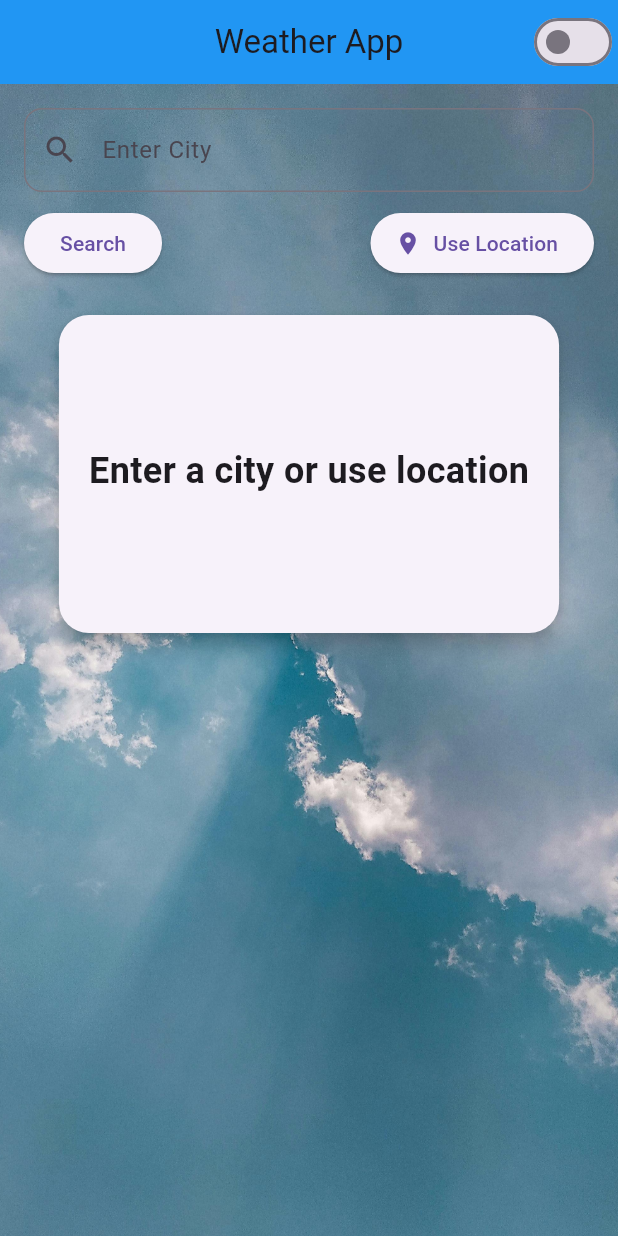
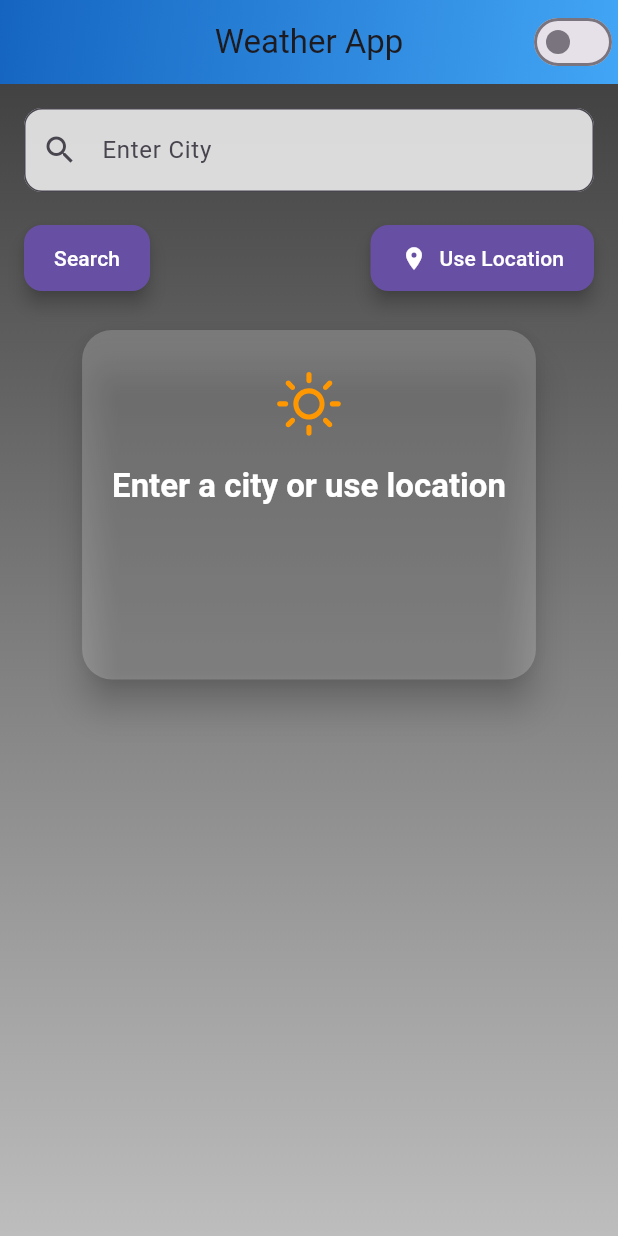
Before and after one commit to BarsilNzola/weather_app, a Flutter app: the screen it shows after launch, on a phone screen of 412 x 824 dp. Run offline on Flutter 3.47's test engine with Material 3 defaults, Android fonts, the phone set to English and light mode, and no system bars; our stand-ins replace geolocator, weather_icons.

Commit message:
UI redefining

```diff
--- a/lib/main.dart
+++ b/lib/main.dart
@@ -2,6 +2,7 @@ import 'package:flutter/material.dart';
 import 'package:http/http.dart' as http;
 import 'dart:convert';
 import 'package:geolocator/geolocator.dart';
+import 'package:weather_icons/weather_icons.dart';
 
 void main() {
   runApp(MyApp());
@@ -15,9 +16,27 @@ class MyApp extends StatelessWidget {
     return MaterialApp(
       debugShowCheckedModeBanner: false,
       title: 'Weather App',
-      themeMode: ThemeMode.system, // Auto-detect system theme
-      theme: ThemeData.light(),
-      darkTheme: ThemeData.dark(),
+      themeMode: ThemeMode.system,
+      theme: ThemeData.light().copyWith(
+        primaryColor: Colors.blue,
+        scaffoldBackgroundColor: Colors.white,
+        cardTheme: CardTheme(
+          elevation: 5,
+          shape: RoundedRectangleBorder(
+            borderRadius: BorderRadius.circular(20),
+          ),
+        ),
+      ),
+      darkTheme: ThemeData.dark().copyWith(
+        primaryColor: Colors.blue[800],
+        scaffoldBackgroundColor: Colors.grey[900],
+        cardTheme: CardTheme(
+          elevation: 5,
+          shape: RoundedRectangleBorder(
+            borderRadius: BorderRadius.circular(20),
+          ),
+        ),
+      ),
       home: WeatherScreen(),
     );
   }
@@ -34,14 +53,17 @@ class _WeatherScreenState extends State<WeatherScreen> {
   final TextEditingController _cityController = TextEditingController();
   String _weather = 'Enter a city or use location';
   String _temp = '';
-  String _icon = '';
   String _humidity = '';
   String _windSpeed = '';
   List<dynamic> _forecast = [];
   String _errorMessage = '';
   bool _isDarkMode = false;
+  bool _isLoading = false;
 
   Future<void> _fetchWeather(String city) async {
+    setState(() {
+      _isLoading = true;
+    });
     try {
       final response = await http.get(
         Uri.parse('https://weatheria-wlco.onrender.com/?city=$city&format=json'),
@@ -52,10 +74,9 @@ class _WeatherScreenState extends State<WeatherScreen> {
         setState(() {
           _weather = data['weather']['weather'][0]['description'];
           _temp = "${data['weather']['main']['temp']}°C";
-        _icon = data['weather']['weather'][0]['icon'];
           _humidity = "Humidity: ${data['weather']['main']['humidity']}%";
           _windSpeed = "Wind: ${data['weather']['wind']['speed']} km/h";
-        _forecast = [];  // Add forecast data if available
+          _forecast = [];
           _errorMessage = '';
         });
       } else {
@@ -67,10 +88,17 @@ class _WeatherScreenState extends State<WeatherScreen> {
       setState(() {
         _errorMessage = 'Error: $e';
       });
+    } finally {
+      setState(() {
+        _isLoading = false;
+      });
     }
   }
 
   Future<void> _fetchLocationWeather() async {
+    setState(() {
+      _isLoading = true;
+    });
     try {
       Position position = await _determinePosition();
       final response = await http.get(
@@ -80,12 +108,11 @@ Future<void> _fetchLocationWeather() async {
       if (response.statusCode == 200) {
         final data = json.decode(response.body);
         setState(() {
-        _weather = data['weather']['weather'][0]['description'];  // Updated path
-        _temp = "${data['weather']['main']['temp']}°C";          // Updated path
-        _icon = data['weather']['weather'][0]['icon'];           // Updated path
-        _humidity = "Humidity: ${data['weather']['main']['humidity']}%";  // Updated path
-        _windSpeed = "Wind: ${data['weather']['wind']['speed']} km/h";    // Updated path
-        _forecast = [];  // Add forecast data if available
+          _weather = data['weather']['weather'][0]['description'];
+          _temp = "${data['weather']['main']['temp']}°C";
+          _humidity = "Humidity: ${data['weather']['main']['humidity']}%";
+          _windSpeed = "Wind: ${data['weather']['wind']['speed']} km/h";
+          _forecast = [];
           _errorMessage = '';
         });
       } else {
@@ -97,6 +124,10 @@ Future<void> _fetchLocationWeather() async {
       setState(() {
         _errorMessage = 'Error: $e';
       });
+    } finally {
+      setState(() {
+        _isLoading = false;
+      });
     }
   }
 
@@ -104,13 +135,11 @@ Future<void> _fetchLocationWeather() async {
     bool serviceEnabled;
     LocationPermission permission;
 
-  // Check if GPS is enabled
     serviceEnabled = await Geolocator.isLocationServiceEnabled();
     if (!serviceEnabled) {
       return Future.error('Location services are disabled.');
     }
 
-  // Check location permission
     permission = await Geolocator.checkPermission();
     if (permission == LocationPermission.denied) {
       permission = await Geolocator.requestPermission();
@@ -120,17 +149,60 @@ Future<void> _fetchLocationWeather() async {
     }
 
     if (permission == LocationPermission.deniedForever) {
-    return Future.error(
-        'Location permissions are permanently denied, please enable them in settings.');
+      return Future.error('Location permissions are permanently denied, please enable them in settings.');
     }
 
-  // Get location using the new 'settings' parameter
     return await Geolocator.getCurrentPosition(
-    locationSettings: LocationSettings( // ✅ Correct named parameter
-      accuracy: LocationAccuracy.high,  // High accuracy
-      distanceFilter: 10,  // Update if user moves 10 meters
+      locationSettings: LocationSettings(
+        accuracy: LocationAccuracy.high,
+        distanceFilter: 10,
       ),
     );
+  }
+
+  IconData _getWeatherIcon(String condition) {
+    switch (condition.toLowerCase()) {
+      case 'clear':
+        return WeatherIcons.day_sunny;
+      case 'clouds':
+        return WeatherIcons.cloudy;
+      case 'rain':
+        return WeatherIcons.rain;
+      case 'snow':
+        return WeatherIcons.snow;
+      case 'thunderstorm':
+        return WeatherIcons.thunderstorm;
+      default:
+        return WeatherIcons.day_sunny;
+    }
+  }
+
+  BoxDecoration _weatherBackground() {
+    if (_weather.contains("Rain")) {
+      return BoxDecoration(
+        gradient: LinearGradient(
+          colors: [Colors.blue[800]!, Colors.blue[400]!],
+          begin: Alignment.topCenter,
+          end: Alignment.bottomCenter,
+        ),
+      );
+    } else if (_weather.contains("Sunny")) {
+      return BoxDecoration(
+        gradient: LinearGradient(
+          colors: [Colors.orange[800]!, Colors.yellow[400]!],
+          begin: Alignment.topCenter,
+          end: Alignment.bottomCenter,
+        ),
+      );
+    } else {
+      return BoxDecoration(
+        gradient: LinearGradient(
+          colors: [Colors.grey[800]!, Colors.grey[400]!],
+          begin: Alignment.topCenter,
+          end: Alignment.bottomCenter,
+        ),
+      );
+    }
   }
 
   @override
@@ -139,26 +211,28 @@ Future<void> _fetchLocationWeather() async {
       appBar: AppBar(
         title: Text('Weather App'),
         centerTitle: true,
-        backgroundColor: Colors.blue,
+        flexibleSpace: Container(
+          decoration: BoxDecoration(
+            gradient: LinearGradient(
+              colors: [Colors.blue[800]!, Colors.blue[400]!],
+              begin: Alignment.topLeft,
+              end: Alignment.bottomRight,
+            ),
+          ),
+        ),
         actions: [
           Switch(
             value: _isDarkMode,
             onChanged: (value) {
               setState(() {
                 _isDarkMode = value;
-                ThemeMode mode = _isDarkMode ? ThemeMode.dark : ThemeMode.light;
               });
             },
           ),
         ],
       ),
       body: Container(
-        decoration: BoxDecoration(
-          image: DecorationImage(
-            image: AssetImage(_weatherBackground()),
-            fit: BoxFit.cover,
-          ),
-        ),
+        decoration: _weatherBackground(),
         child: Padding(
           padding: const EdgeInsets.all(16.0),
           child: Column(
@@ -172,9 +246,11 @@ Future<void> _fetchLocationWeather() async {
                   border: OutlineInputBorder(
                     borderRadius: BorderRadius.circular(12),
                   ),
+                  filled: true,
+                  fillColor: Colors.white.withOpacity(0.8),
                 ),
               ),
-              SizedBox(height: 10),
+              SizedBox(height: 20),
               Row(
                 mainAxisAlignment: MainAxisAlignment.spaceBetween,
                 children: [
@@ -186,40 +262,71 @@ Future<void> _fetchLocationWeather() async {
                       }
                     },
                     child: Text('Search'),
+                    style: ElevatedButton.styleFrom(
+                      backgroundColor: Theme.of(context).colorScheme.primary,
+                      foregroundColor: Theme.of(context).colorScheme.onPrimary,
+                      padding: EdgeInsets.symmetric(horizontal: 20, vertical: 12),
+                      shape: RoundedRectangleBorder(
+                        borderRadius: BorderRadius.circular(12),
+                      ),
+                      elevation: 5,
+                    ),
                   ),
                   ElevatedButton.icon(
                     onPressed: _fetchLocationWeather,
                     icon: Icon(Icons.location_on),
                     label: Text('Use Location'),
+                    style: ElevatedButton.styleFrom(
+                      backgroundColor: Theme.of(context).colorScheme.primary,
+                      foregroundColor: Theme.of(context).colorScheme.onPrimary,
+                      padding: EdgeInsets.symmetric(horizontal: 20, vertical: 12),
+                      shape: RoundedRectangleBorder(
+                        borderRadius: BorderRadius.circular(12),
+                      ),
+                      elevation: 5,
+                    ),
                   ),
                 ],
               ),
               SizedBox(height: 20),
               if (_errorMessage.isNotEmpty)
-                Text(_errorMessage, style: TextStyle(color: Colors.red)),
-              if (_weather.isNotEmpty)
-                Card(
-                  elevation: 5,
+                Text(
+                  _errorMessage,
+                  style: TextStyle(color: Colors.red, fontSize: 16),
+                ),
+              _isLoading
+                  ? CircularProgressIndicator(color: Colors.white)
+                  : _weather.isNotEmpty
+                      ? Card(
+                          elevation: 10,
                           shape: RoundedRectangleBorder(
                             borderRadius: BorderRadius.circular(20),
                           ),
+                          color: Colors.white.withOpacity(0.2),
                           child: Padding(
                             padding: const EdgeInsets.all(20),
                             child: Column(
                               children: [
-                        Text(_icon, style: TextStyle(fontSize: 40)),
+                                Icon(
+                                  _getWeatherIcon(_weather),
+                                  size: 60,
+                                  color: Colors.orange,
+                                ),
                                 SizedBox(height: 10),
                                 Text(
                                   _weather,
-                          style: TextStyle(fontSize: 24, fontWeight: FontWeight.bold),
+                                  style: Theme.of(context).textTheme.titleLarge?.copyWith(fontWeight: FontWeight.bold, color: Colors.white),
                                 ),
-                        Text(_temp, style: TextStyle(fontSize: 20)),
-                        Text(_humidity),
-                        Text(_windSpeed),
+                                SizedBox(height: 10),
+                                Text(_temp, style: TextStyle(fontSize: 20, color: Colors.white)),
+                                SizedBox(height: 10),
+                                Text(_humidity, style: TextStyle(fontSize: 16, color: Colors.white)),
+                                Text(_windSpeed, style: TextStyle(fontSize: 16, color: Colors.white)),
                               ],
                             ),
                           ),
-                ),
+                        )
+                      : SizedBox(), // Fallback widget
               SizedBox(height: 20),
               if (_forecast.isNotEmpty)
                 SizedBox(
@@ -249,10 +356,4 @@ Future<void> _fetchLocationWeather() async {
       ),
     );
   }
-
-  String _weatherBackground() {
-    if (_weather.contains("Rain")) return "assets/rainy.jpg";
-    if (_weather.contains("Sunny")) return "assets/sunny.jpg";
-    return "assets/cloudy.jpg";
 }
-}
--- a/pubspec.yaml
+++ b/pubspec.yaml
@@ -30,6 +30,7 @@ environment:
 dependencies:
   flutter:
     sdk: flutter
+  weather_icons: ^3.0.0
   http: ^1.3.0
   provider: ^6.0.0
 
@@ -65,6 +66,10 @@ flutter:
     - assets/sunny.jpg
     - assets/cloudy.jpg
     - assets/rainy.jpg
+  fonts:
+    - family: CustomFont
+      fonts:
+        - asset: assets/fonts/Poppins-Regular.ttf
   # To add assets to your application, add an assets section, like this:
   # assets:
   #   - images/a_dot_burr.jpeg
```
Also changed, not shown: assets/fonts/Poppins-Regular.ttf (added), pubspec.lock. Lines whose indentation alone changed are shown as unchanged.
